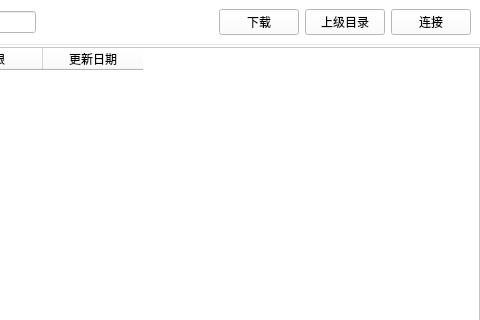
Before: the Qt Designer form client/filemanagerbar.ui in DandiacalMonkey/ltp, drawn with Qt 5; both pictures show x 358 to 838 and y 0 to 320 of the 838 by 519 pixel window.
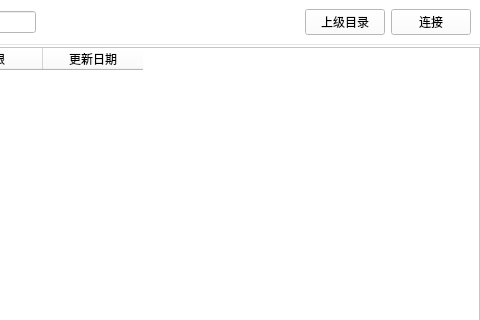
After: the same form once the commit is applied. Custom widgets are drawn as their Qt base class.

Commit message: hua.g.lftp文件下载问题

Patch:
```diff
--- a/client/filemanagerbar.ui
+++ b/client/filemanagerbar.ui
@@ -71,13 +71,6 @@
         </property>
        </spacer>
       </item>
-      <item>
-       <widget class="ltp::base::PushButton" name="downLoadButton_">
-        <property name="text">
-         <string>下载</string>
-        </property>
-       </widget>
-      </item>
       <item>
        <widget class="ltp::base::PushButton" name="cdToParentButton_">
         <property name="text">
```
The commit also changes 3 other files.
